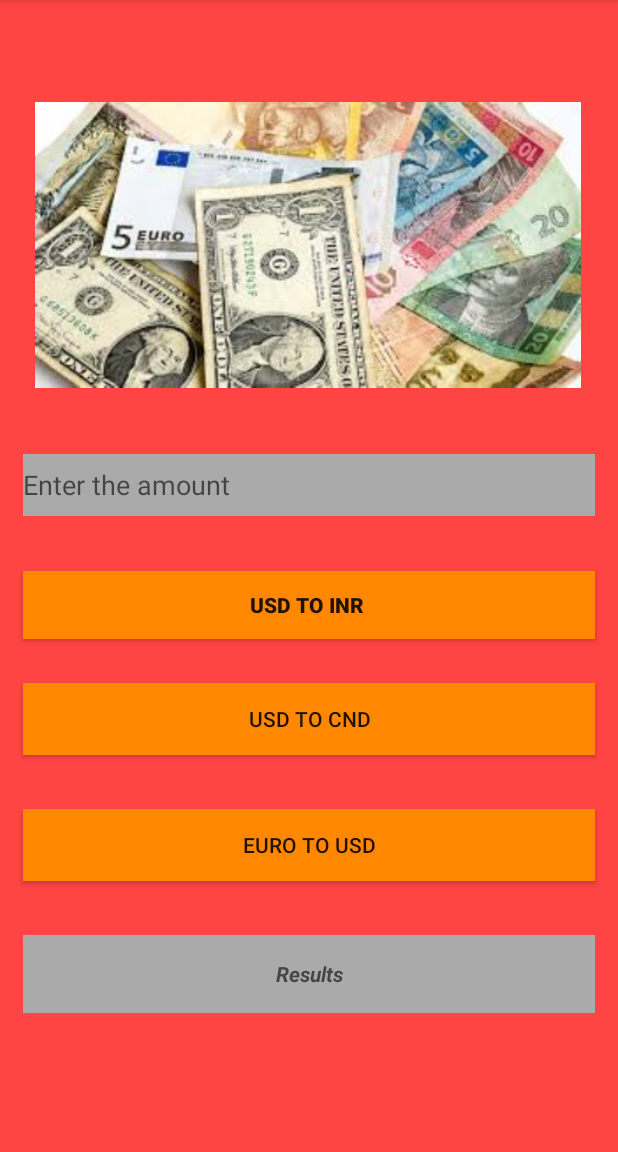
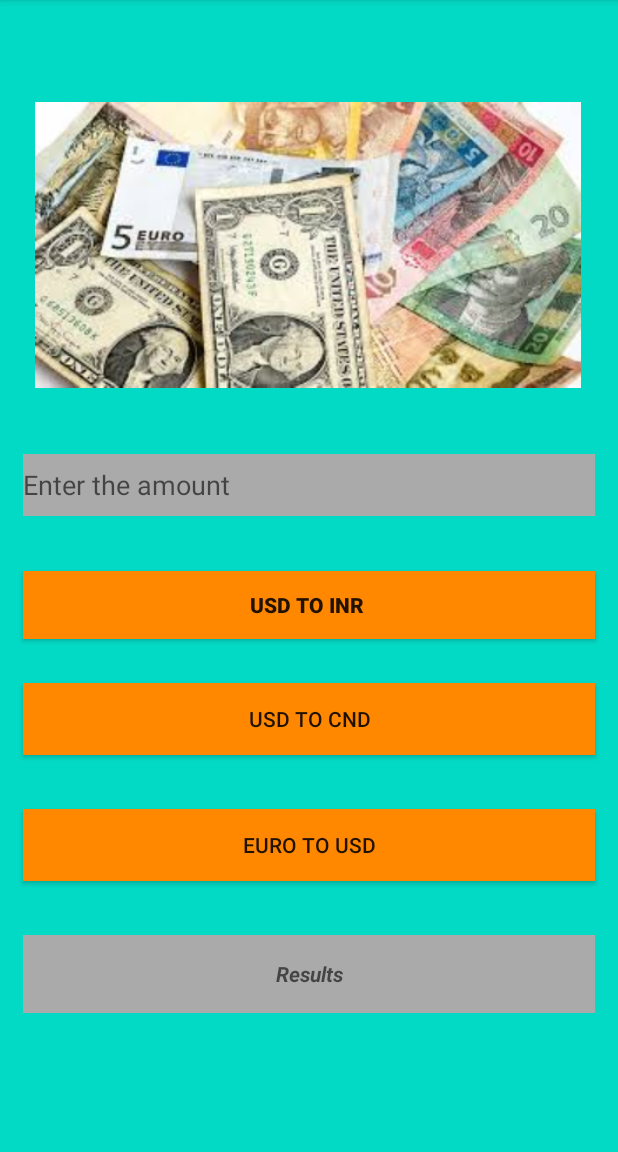
Before and after one commit to SAKSHAM-SUDO/Currency-Converter, an Android app: the screen it shows after launch (MainActivity), on a phone screen of 412 x 824 dp, the part 84-1236 px from its top. Run offline under Robolectric (Android 15) with nearby library versions, the phone set to English and light mode, and no system bars.

Commit message:
Initial Commit

```diff
--- a/app/src/main/res/layout/activity_main.xml
+++ b/app/src/main/res/layout/activity_main.xml
@@ -4,7 +4,7 @@
     xmlns:tools="http://schemas.android.com/tools"
     android:layout_width="match_parent"
     android:layout_height="match_parent"
-    android:background="@android:color/holo_red_light"
+    android:background="@color/colorAccent"
     tools:context=".MainActivity">
 
     <ImageView
```
